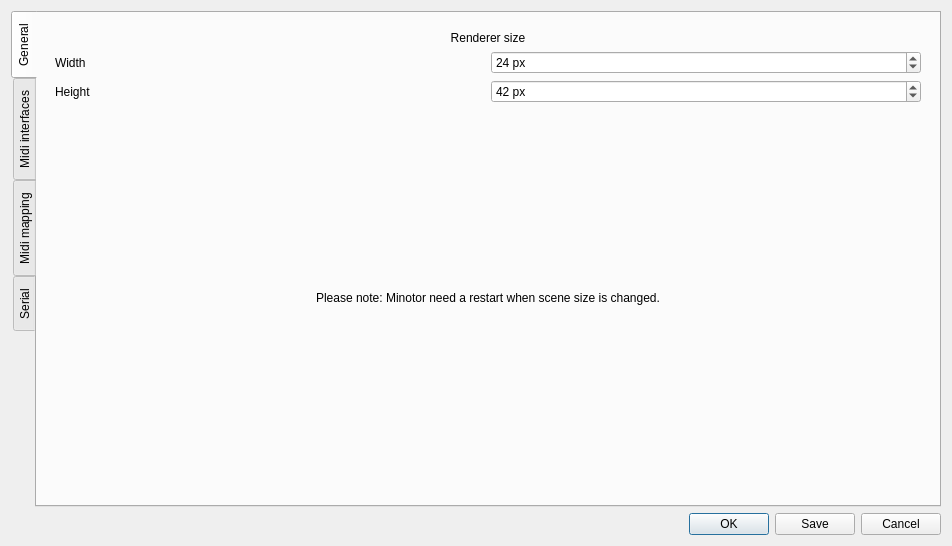
Qt form Ui/configdialog.ui (minotor-org/minotor) before a commit.
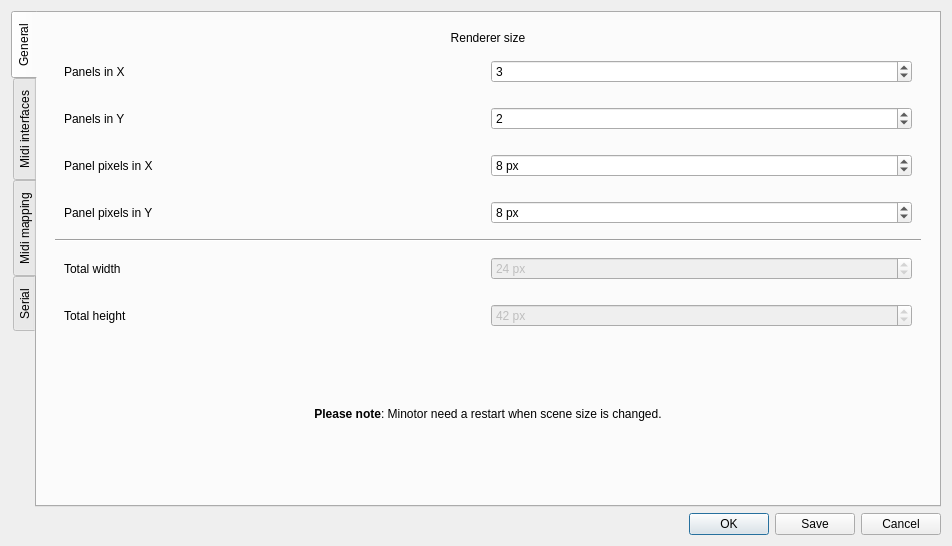
The same form after that commit.

Commit message: ConfigDialog: Added panels and panel pixels config

```diff
--- a/Ui/configdialog.ui
+++ b/Ui/configdialog.ui
@@ -37,8 +37,8 @@
         <layout class="QVBoxLayout" name="verticalLayout_5">
          <item>
           <widget class="QWidget" name="wRenderer" native="true">
-           <layout class="QGridLayout" name="gridLayout_4">
-            <item row="0" column="0" colspan="2">
+           <layout class="QVBoxLayout" name="verticalLayout_10">
+            <item>
              <widget class="QLabel" name="label_16">
               <property name="sizePolicy">
                <sizepolicy hsizetype="Preferred" vsizetype="Minimum">
@@ -54,15 +54,117 @@
               </property>
              </widget>
             </item>
-            <item row="1" column="0">
+            <item>
+             <widget class="QWidget" name="widget_18" native="true">
+              <layout class="QHBoxLayout" name="horizontalLayout_17">
+               <item>
+                <widget class="QLabel" name="label_17">
+                 <property name="text">
+                  <string>Panels in X</string>
+                 </property>
+                </widget>
+               </item>
+               <item>
+                <widget class="QSpinBox" name="sbPanelsInX">
+                 <property name="value">
+                  <number>3</number>
+                 </property>
+                </widget>
+               </item>
+              </layout>
+             </widget>
+            </item>
+            <item>
+             <widget class="QWidget" name="widget_19" native="true">
+              <layout class="QHBoxLayout" name="horizontalLayout_18">
+               <item>
+                <widget class="QLabel" name="label_18">
+                 <property name="text">
+                  <string>Panels in Y</string>
+                 </property>
+                </widget>
+               </item>
+               <item>
+                <widget class="QSpinBox" name="sbPanelsInY">
+                 <property name="value">
+                  <number>2</number>
+                 </property>
+                </widget>
+               </item>
+              </layout>
+             </widget>
+            </item>
+            <item>
+             <widget class="QWidget" name="widget_20" native="true">
+              <layout class="QHBoxLayout" name="horizontalLayout_19">
+               <item>
+                <widget class="QLabel" name="label_19">
+                 <property name="text">
+                  <string>Panel pixels in X</string>
+                 </property>
+                </widget>
+               </item>
+               <item>
+                <widget class="QSpinBox" name="sbPanelPixelsInX">
+                 <property name="suffix">
+                  <string> px</string>
+                 </property>
+                 <property name="value">
+                  <number>8</number>
+                 </property>
+                </widget>
+               </item>
+              </layout>
+             </widget>
+            </item>
+            <item>
+             <widget class="QWidget" name="widget_21" native="true">
+              <layout class="QHBoxLayout" name="horizontalLayout_20">
+               <item>
+                <widget class="QLabel" name="label_20">
+                 <property name="text">
+                  <string>Panel pixels in Y</string>
+                 </property>
+                </widget>
+               </item>
+               <item>
+                <widget class="QSpinBox" name="sbPanelPixelsInY">
+                 <property name="suffix">
+                  <string> px</string>
+                 </property>
+                 <property name="value">
+                  <number>8</number>
+                 </property>
+                </widget>
+               </item>
+              </layout>
+             </widget>
+            </item>
+            <item>
+             <widget class="Line" name="interfaceline">
+              <property name="frameShadow">
+               <enum>QFrame::Sunken</enum>
+              </property>
+              <property name="orientation">
+               <enum>Qt::Horizontal</enum>
+              </property>
+             </widget>
+            </item>
+            <item>
+             <widget class="QWidget" name="widget_11" native="true">
+              <layout class="QHBoxLayout" name="horizontalLayout_11">
+               <item>
              <widget class="QLabel" name="label_3">
               <property name="text">
-               <string>Width</string>
+                  <string>Total width</string>
               </property>
              </widget>
             </item>
-            <item row="1" column="1">
+               <item>
              <widget class="QSpinBox" name="sbSceneWidth">
+                 <property name="enabled">
+                  <bool>false</bool>
+                 </property>
               <property name="suffix">
                <string> px</string>
               </property>
@@ -77,15 +179,24 @@
               </property>
              </widget>
             </item>
-            <item row="2" column="0">
+              </layout>
+             </widget>
+            </item>
+            <item>
+             <widget class="QWidget" name="widget_17" native="true">
+              <layout class="QHBoxLayout" name="horizontalLayout_16">
+               <item>
              <widget class="QLabel" name="label_12">
               <property name="text">
-               <string>Height</string>
+                  <string>Total height</string>
               </property>
              </widget>
             </item>
-            <item row="2" column="1">
+               <item>
              <widget class="QSpinBox" name="sbSceneHeight">
+                 <property name="enabled">
+                  <bool>false</bool>
+                 </property>
               <property name="suffix">
                <string> px</string>
               </property>
@@ -100,7 +211,10 @@
               </property>
              </widget>
             </item>
-            <item row="3" column="0" colspan="2">
+              </layout>
+             </widget>
+            </item>
+            <item>
              <widget class="QLabel" name="label_15">
               <property name="sizePolicy">
                <sizepolicy hsizetype="Preferred" vsizetype="MinimumExpanding">
@@ -109,7 +223,7 @@
                </sizepolicy>
               </property>
               <property name="text">
-               <string>Please note: Minotor need a restart when scene size is changed.</string>
+               <string>&lt;html&gt;&lt;head/&gt;&lt;body&gt;&lt;p&gt;&lt;span style=&quot; font-weight:600;&quot;&gt;Please note&lt;/span&gt;: Minotor need a restart when scene size is changed.&lt;/p&gt;&lt;/body&gt;&lt;/html&gt;</string>
               </property>
               <property name="alignment">
                <set>Qt::AlignCenter</set>
```
Lines whose indentation alone changed are shown as unchanged. The commit also changes 2 other files.
